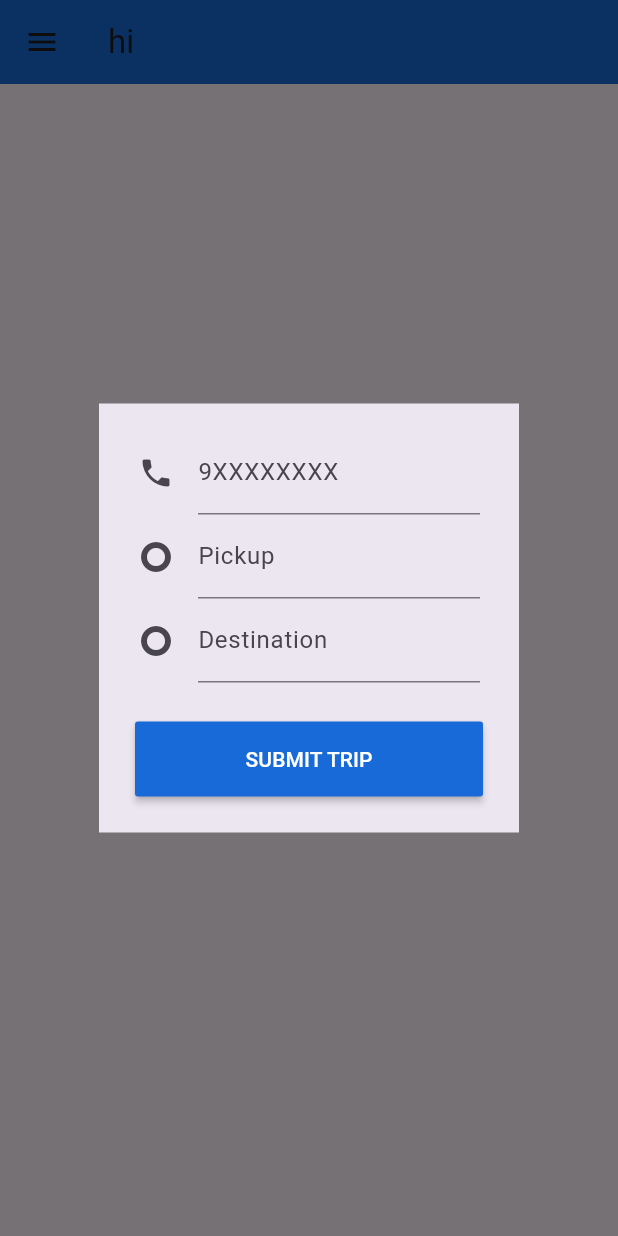
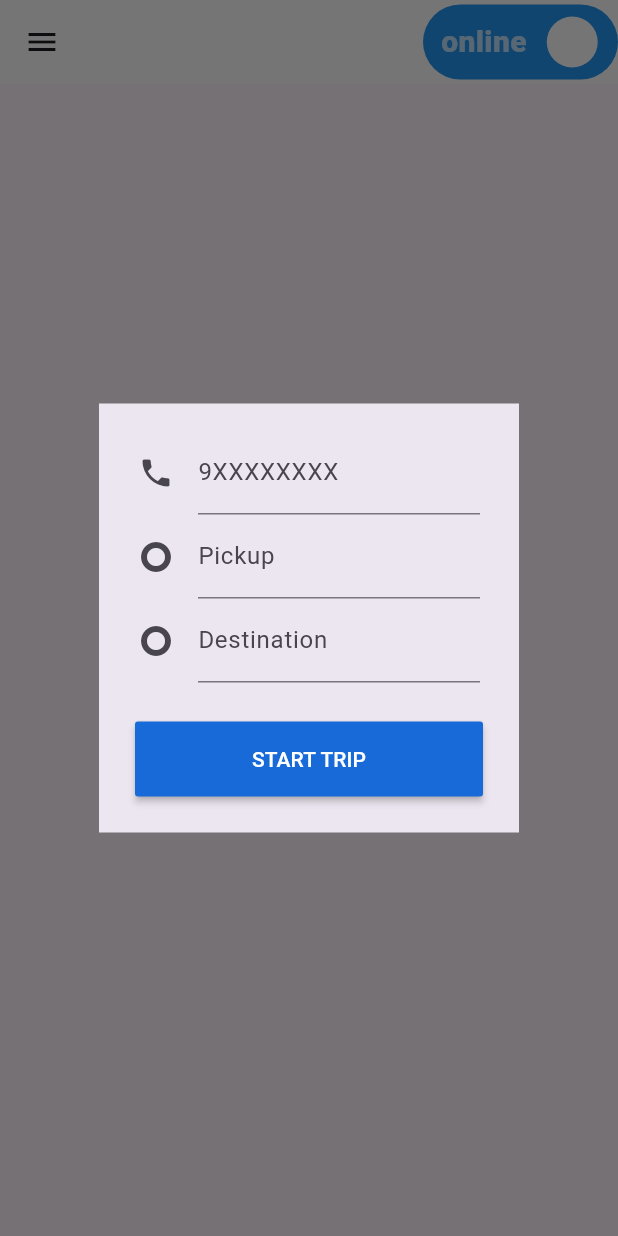
Before and after one commit to ezdev21/pool-ambassador, a Flutter app: the screen it shows after launch, after a tap on "Start Trip", on a phone screen of 412 x 824 dp. Run offline on Flutter 3.47's test engine with Material 3 defaults, Android fonts, the phone set to English and light mode, and no system bars; drawn by our look-alikes of flutter_switch; our stand-ins replace dio.

Commit message:
online offline driver status switch

```diff
--- a/lib/screens/home_page.dart
+++ b/lib/screens/home_page.dart
@@ -1,4 +1,5 @@
 import 'package:flutter/material.dart';
+import 'package:flutter_switch/flutter_switch.dart';
 import 'package:pool_driver/widgets/trip_alert_dialog.dart';
 import 'package:pool_driver/widgets/app_drawer.dart';
 
@@ -10,14 +11,38 @@ class HomePage extends StatefulWidget {
 }
 
 class _HomePageState extends State<HomePage> {
+  bool  online = true;
   @override
   Widget build(BuildContext context) {
     return Scaffold(
         drawer: const AppDrawer(),
         appBar: AppBar(
-          backgroundColor: const Color(0xFF176AD7),
-          title: const Text('hi'),
-        ),
+          backgroundColor: Colors.white,
+          actions: [
+          Row(
+            children: [
+            FlutterSwitch(
+              activeColor: Colors.blue,
+              inactiveColor: Colors.yellow,
+              activeText: 'online',
+              inactiveText: 'offline',
+              width: 130.0,
+              height: 50.0,
+              valueFontSize: 20.0,
+              toggleSize: 45.0,
+              value: online,
+              borderRadius: 30.0,
+              padding: 8.0,
+              showOnOff: true,
+              onToggle: (val) {
+                setState(() {
+                  online = val;
+                });
+              },
+          )
+            ],
+          )
+        ]),
         body: Center(
           child: MaterialButton(
             child: const Text("Start Trip"),
--- /dev/null
+++ b/lib/widgets/custom_app_bar.dart
@@ -0,0 +1,11 @@
+import 'package:flutter/material.dart';
+
+ PreferredSizeWidget customAppBar() {
+  bool online=false;
+    return AppBar(
+        backgroundColor: Colors.white,
+        actions:[
+
+        ]
+      );
+  }
--- a/lib/widgets/trip_alert_dialog.dart
+++ b/lib/widgets/trip_alert_dialog.dart
@@ -84,7 +84,7 @@ class _TripAlertDialogState extends State<TripAlertDialog> {
             color: const Color(0xFF176AD7),
             textColor: Colors.white,
             minWidth: double.infinity,
-            child: const Text("SUBMIT TRIP"),
+            child: const Text("START TRIP"),
             onPressed: () {
               if (_formKey.currentState!.validate()) {
                 Provider.of<TripProvider>(context, listen: false).startTrip();
--- a/pubspec.yaml
+++ b/pubspec.yaml
@@ -37,6 +37,7 @@ dependencies:
   cupertino_icons: ^1.0.2
   provider: ^6.0.5
   dio: ^5.3.3
+  flutter_switch: ^0.3.2
 
 dev_dependencies:
   flutter_test:
```
Also changed, not shown: pubspec.lock.
